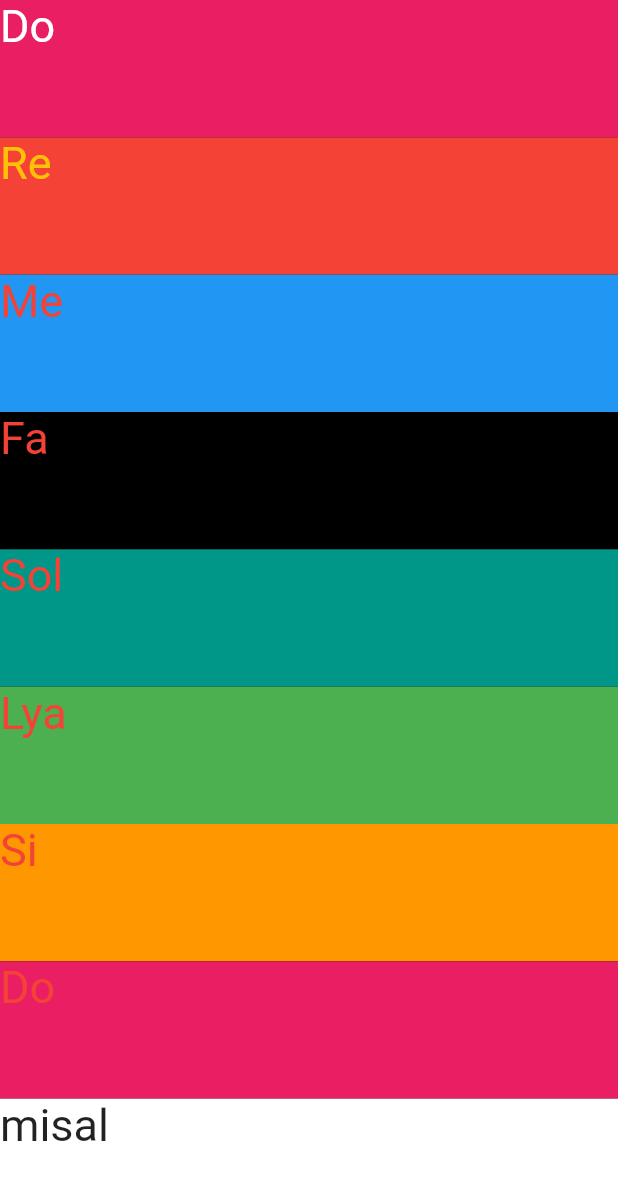
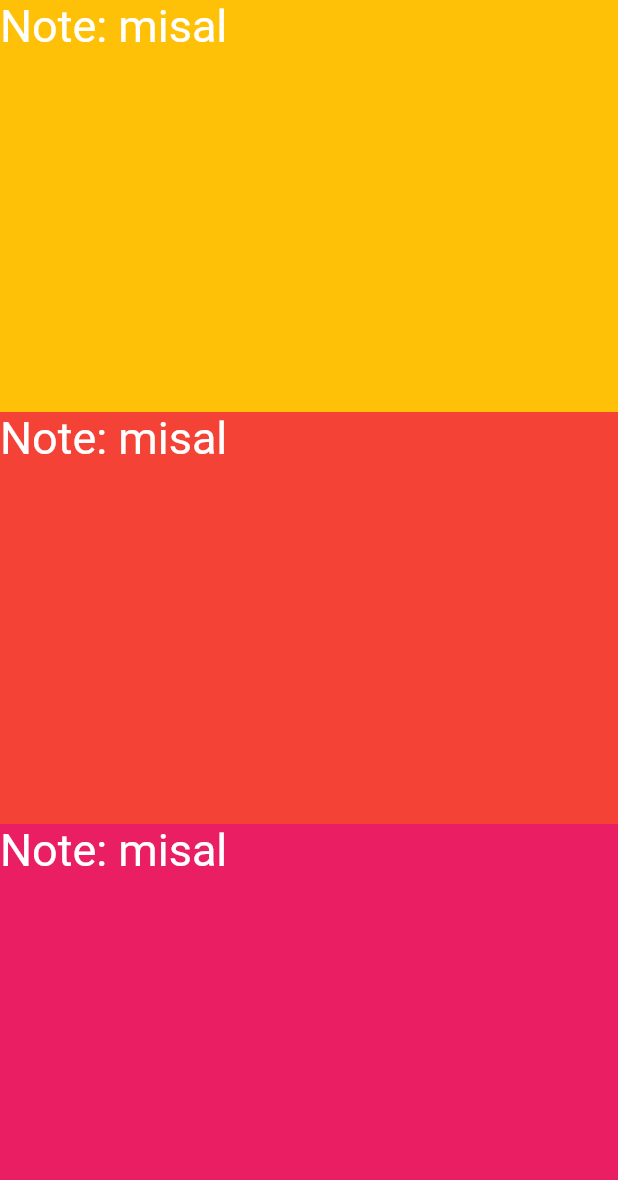
Before and after one commit to JanibekJali/xylophone-9---kurs, a Flutter app: the screen it shows after launch, on a phone screen of 412 x 824 dp. Shown: the top 1180 px of the screen. Run offline on Flutter 3.47's test engine with Material 2 defaults, Android fonts, the phone set to English and light mode, and no system bars; our stand-ins replace assets_audio_player.

Commit message:
xylophone buttu

```diff
--- a/lib/ui/welcome_ui.dart
+++ b/lib/ui/welcome_ui.dart
@@ -12,20 +12,74 @@ class WelcomeUI extends StatelessWidget {
       body: SafeArea(
         child: Column(
           mainAxisAlignment: MainAxisAlignment.center,
-          children: [
-            newMethod(Colors.pink, 'Do', Colors.white),
-            newMethod(Colors.red, 'Re', Colors.amber),
-            newMethod(Colors.blue, 'Me', Colors.red),
-            newMethod(Colors.black, 'Fa', Colors.red),
-            newMethod(Colors.teal, 'Sol', Colors.red),
-            newMethod(Colors.green, 'Lya', Colors.red),
-            newMethod(Colors.orange, 'Si', Colors.red),
-            newMethod(Colors.pink, 'Do', Colors.red),
-            Expanded(
+          children: const [
+            // newMethod1(
+            //     containerTus: Colors.teal,
+            //     text: 'Do',
+            //     textColor: Colors.white,
+            //     noteNumber: '1'),
+            // newMethod1(
+            //     containerTus: Colors.red,
+            //     text: 'Re',
+            //     textColor: Colors.amber,
+            //     noteNumber: '2'),
+            // newMethod1(
+            //     containerTus: Colors.black,
+            //     text: 'Me',
+            //     textColor: Colors.amber,
+            //     noteNumber: '3'),
+            // newMethod1(
+            //     containerTus: Colors.green,
+            //     text: 'Fa',
+            //     textColor: Colors.white,
+            //     noteNumber: '4'),
+            // newMethod1(
+            //     containerTus: Colors.pink,
+            //     text: 'Sol',
+            //     textColor: Colors.amber,
+            //     noteNumber: '2'),
+            // newMethod1(
+            //     containerTus: Colors.blue,
+            //     text: 'Lya',
+            //     textColor: Colors.amber,
+            //     noteNumber: '5'),
+            // newMethod1(
+            //     containerTus: Colors.green,
+            //     text: 'Si',
+            //     textColor: Colors.amber,
+            //     noteNumber: '6'),
+            // newMethod1(
+            //     containerTus: Colors.white,
+            //     text: 'Do',
+            //     textColor: Colors.amber,
+            //     noteNumber: '7'),
+            // // newMethod2(Colors.blue, 'Me', Colors.red),
+            // newMethod3(Colors.teal),
+            // newMethod(Colors.teal, 'Sol', Colors.red),
+            // newMethod(Colors.green, 'Lya', Colors.red),
+            // newMethod(Colors.orange, 'Si', Colors.red),
+            // newMethod(Colors.pink, 'ef', Colors.red),
+            NotaWidget(containerTus: Colors.amber),
+            NotaWidget(containerTus: Colors.red),
+            NotaWidget(containerTus: Colors.pink),
+          ],
+        ),
+      ),
+    );
+  }
+
+  // {} - Aty bar metod, berbei kosok dele bolot
+  Expanded newMethod1({
+    Color? containerTus,
+    String? text,
+    @required Color? textColor,
+    String? noteNumber,
+  }) {
+    return Expanded(
       child: InkWell(
         onTap: () {
           AssetsAudioPlayer.newPlayer().open(
-                    Audio("assets/notes/note_1.wav"),
+            Audio("assets/notes/note_$noteNumber.wav"),
             autoStart: true,
             showNotification: true,
           );
@@ -34,30 +88,107 @@ class WelcomeUI extends StatelessWidget {
         },
         child: Container(
           width: double.infinity,
-                  color: Colors.white,
-                  child: const Text(
-                    'misal',
+          color: containerTus,
+          child: Text(
+            'Note:$text ',
             style: TextStyle(
               fontSize: 30,
+              color: textColor,
             ),
           ),
-                ),
-              ),
-            ),
-          ],
         ),
       ),
     );
   }
 
-  Expanded newMethod(Color tus, String text, Color color) {
+  // () - aty jok metod, birok sozsuz berish kerek
+  // Expanded newMethod2(Color? containerTus, String? text, Color? textColor, ) {
+  //   return Expanded(
+  //     child: InkWell(
+  //       onTap: () {
+  //         AssetsAudioPlayer.newPlayer().open(
+  //           Audio("assets/notes/note_1.wav"),
+  //           autoStart: true,
+  //           showNotification: true,
+  //         );
+  //         // final AudioPlayer audioPlayer = AudioPlayer();
+  //         // audioPlayer.play('assets/notes/note_1.wav');
+  //       },
+  //       child: Container(
+  //         width: double.infinity,
+  //         color: containerTus,
+  //         child: Text(
+  //           'Note:$text ',
+  //           style: TextStyle(
+  //             fontSize: 30,
+  //             color: textColor,
+  //           ),
+  //         ),
+  //       ),
+  //     ),
+  //   );
+  // }
+
+// aty jok - birok suragan parametrdi berbei koisok dele ishtei beret
+  // Expanded newMethod3([Color? containerTus, String? text, Color? textColor]) {
+  //   return Expanded(
+  //     child: InkWell(
+  //       onTap: () {
+  //         AssetsAudioPlayer.newPlayer().open(
+  //           Audio("assets/notes/note_1.wav"),
+  //           autoStart: true,
+  //           showNotification: true,
+  //         );
+  //         // final AudioPlayer audioPlayer = AudioPlayer();
+  //         // audioPlayer.play('assets/notes/note_1.wav');
+  //       },
+  //       child: Container(
+  //         width: double.infinity,
+  //         color: containerTus,
+  //         child: Text(
+  //           'Note:$text ',
+  //           style: TextStyle(
+  //             fontSize: 30,
+  //             color: textColor,
+  //           ),
+  //         ),
+  //       ),
+  //     ),
+  //   );
+  // }
+}
+
+class NotaWidget extends StatelessWidget {
+  final Color? containerTus;
+
+  const NotaWidget({
+    this.containerTus,
+  });
+  // newMethod2(Color? containerTus,  )
+
+  @override
+  Widget build(BuildContext context) {
     return Expanded(
+      child: InkWell(
+        onTap: () {
+          AssetsAudioPlayer.newPlayer().open(
+            Audio("assets/notes/note_2.wav"),
+            autoStart: true,
+            showNotification: true,
+          );
+          // final AudioPlayer audioPlayer = AudioPlayer();
+          // audioPlayer.play('assets/notes/note_1.wav');
+        },
         child: Container(
           width: double.infinity,
-        color: tus,
-        child: Text(
-          text,
-          style: TextStyle(fontSize: 30, color: color),
+          color: containerTus,
+          child: const Text(
+            'Note: misal ',
+            style: TextStyle(
+              fontSize: 30,
+              color: Colors.white,
+            ),
+          ),
         ),
       ),
     );
```
Also changed, not shown: 3 other files. Lines whose indentation alone changed are shown as unchanged.
